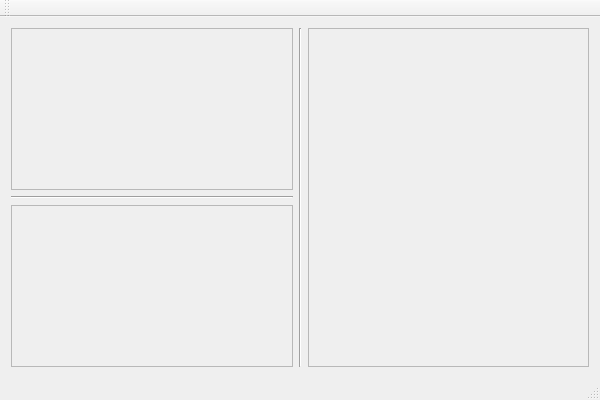
This is qtmosaic.ui in mbrucher/QtMosaic as Qt 5 draws it before an edit. The edited form follows.
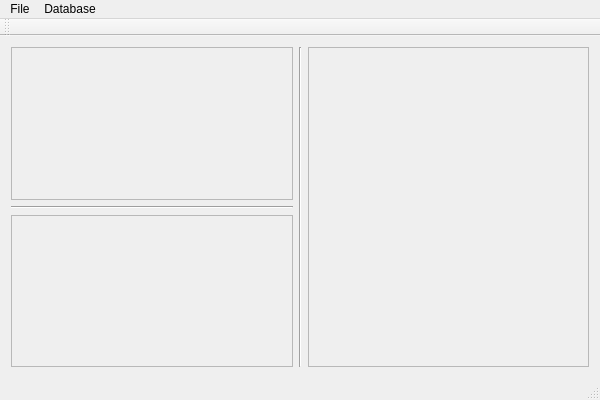
This is the edited form.

Commit message: Created a more complete menu and tool bars

What changed in the file:
```diff
--- a/qtmosaic.ui
+++ b/qtmosaic.ui
@@ -138,6 +138,18 @@
      <height>20</height>
     </rect>
    </property>
+   <widget class="QMenu" name="menuFile">
+    <property name="title">
+     <string>File</string>
+    </property>
+   </widget>
+   <widget class="QMenu" name="menuDatabase">
+    <property name="title">
+     <string>Database</string>
+    </property>
+   </widget>
+   <addaction name="menuFile"/>
+   <addaction name="menuDatabase"/>
   </widget>
   <widget class="QToolBar" name="mainToolBar">
    <attribute name="toolBarArea">
```
Left out of the diff: 35 changed lines with no effect on the pictures. The commit also changes 6 other files.
